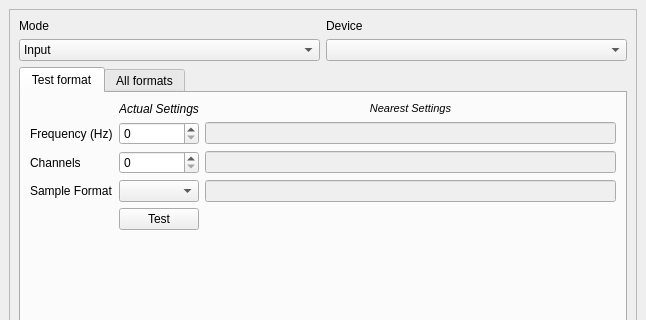
CipSoft-Tibia/Qt5, file qtmultimedia/examples/multimedia/audiodevices/audiodevicesbase.ui: the form before one commit; both pictures show x 0 to 646 and y 0 to 320 of the 646 by 528 pixel window.
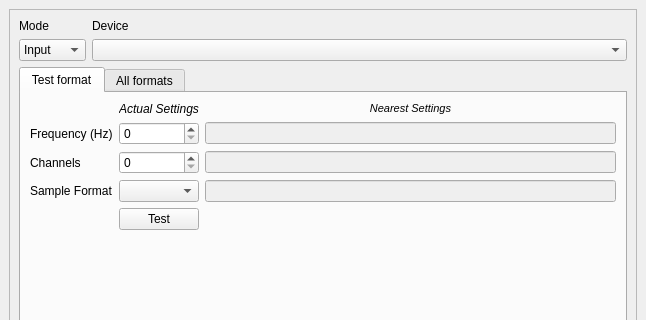
The form after the commit.

Diff of the .ui file:
```diff
--- a/qtmultimedia/examples/multimedia/audiodevices/audiodevicesbase.ui
+++ b/qtmultimedia/examples/multimedia/audiodevices/audiodevicesbase.ui
@@ -67,7 +67,14 @@
            </widget>
           </item>
           <item row="1" column="1">
-           <widget class="QComboBox" name="deviceBox"/>
+           <widget class="QComboBox" name="deviceBox">
+            <property name="sizePolicy">
+             <sizepolicy hsizetype="Expanding" vsizetype="Fixed">
+              <horstretch>0</horstretch>
+              <verstretch>0</verstretch>
+             </sizepolicy>
+            </property>
+           </widget>
           </item>
           <item row="2" column="0" colspan="2">
            <widget class="QTabWidget" name="tabWidget">
```
